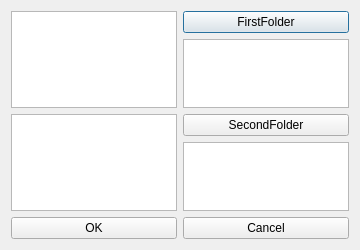
First picture: the form in qt/test2/opentwofiles.ui, repository godthem90/Mac_Security_S4, before the edit.
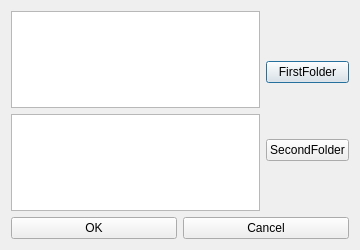
Second picture: the form after the edit.

```diff
--- a/qt/test2/opentwofiles.ui
+++ b/qt/test2/opentwofiles.ui
@@ -47,9 +47,6 @@
          </property>
         </widget>
        </item>
-       <item row="1" column="0">
-        <widget class="QPlainTextEdit" name="plainTextEdit"/>
-       </item>
       </layout>
      </item>
      <item row="1" column="0">
@@ -61,9 +58,6 @@
          </property>
         </widget>
        </item>
-       <item row="1" column="0">
-        <widget class="QPlainTextEdit" name="plainTextEdit_2"/>
-       </item>
       </layout>
      </item>
     </layout>
```
